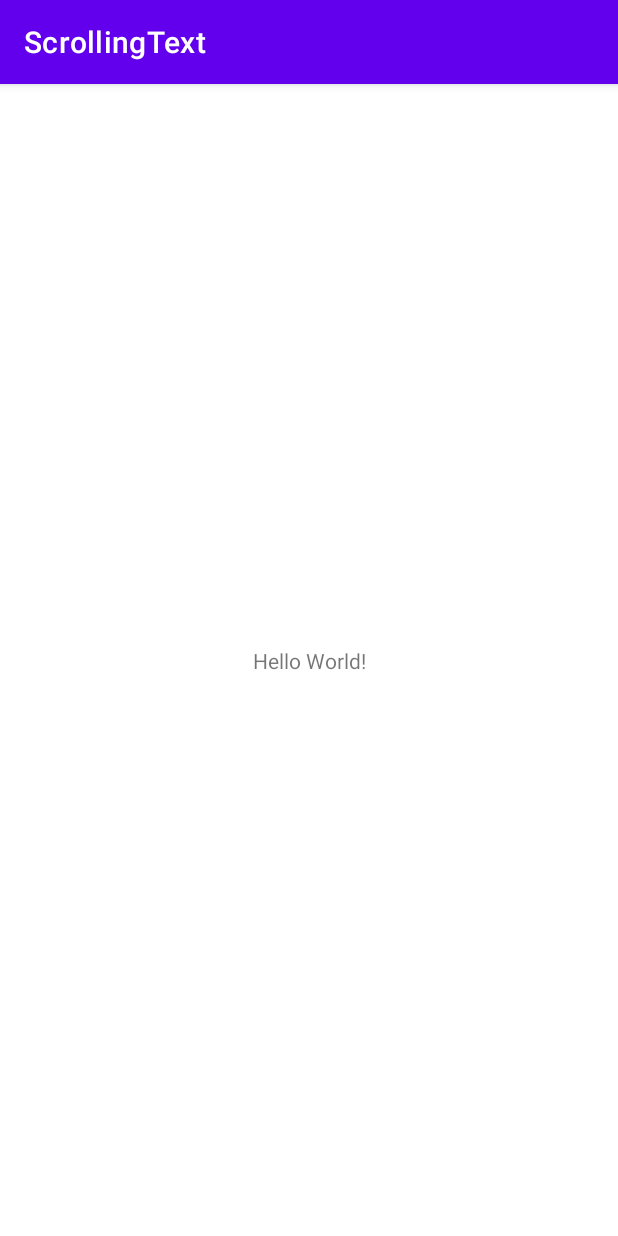
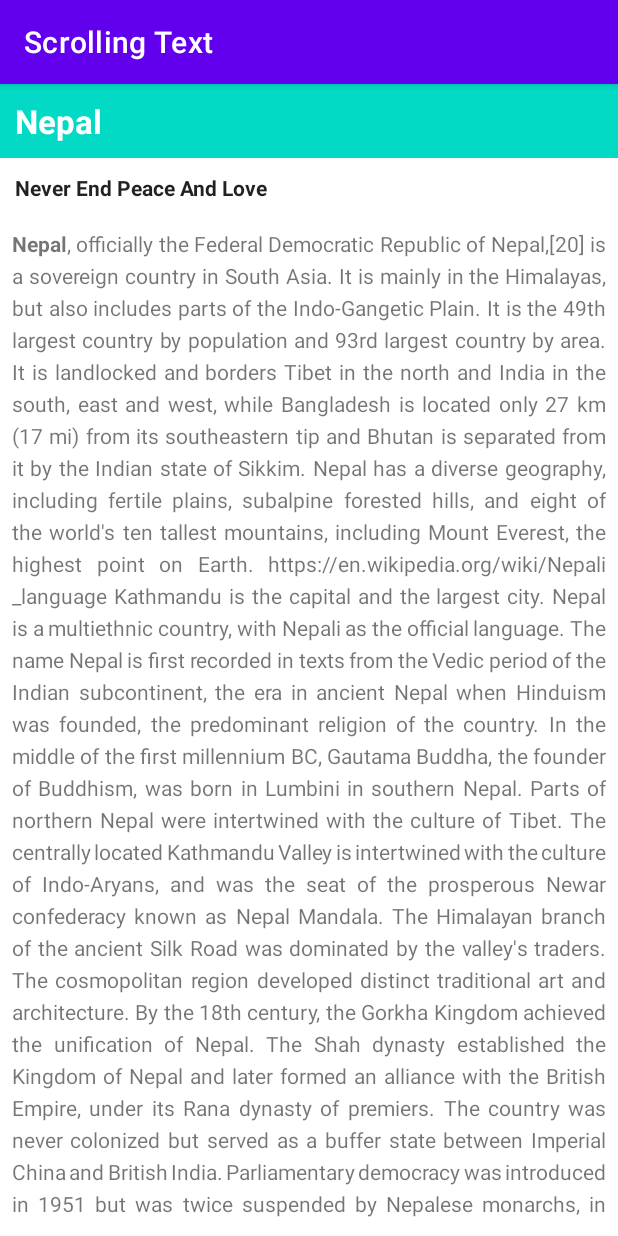
Before and after one commit to Bishwasghimire/ScrollingText, an Android app: the screen it shows after launch (MainActivity), on a phone screen of 412 x 824 dp. Run offline under Robolectric (Android 15) with nearby library versions, the phone set to English and light mode, and no system bars.

Commit message:
added textview elements

```diff
--- a/app/src/main/res/layout/activity_main.xml
+++ b/app/src/main/res/layout/activity_main.xml
@@ -1,18 +1,40 @@
 <?xml version="1.0" encoding="utf-8"?>
-<androidx.constraintlayout.widget.ConstraintLayout xmlns:android="http://schemas.android.com/apk/res/android"
-    xmlns:app="http://schemas.android.com/apk/res-auto"
+<RelativeLayout xmlns:android="http://schemas.android.com/apk/res/android"
     xmlns:tools="http://schemas.android.com/tools"
     android:layout_width="match_parent"
     android:layout_height="match_parent"
     tools:context=".MainActivity">
 
     <TextView
+        android:id="@+id/article_heading"
+        android:layout_width="match_parent"
+        android:layout_height="wrap_content"
+        android:background="@color/teal_200"
+        android:padding="@dimen/padding_regular"
+        android:text="@string/article_title"
+        android:textAppearance="@android:style/TextAppearance.DeviceDefault.Large"
+        android:textColor="@android:color/white"
+        android:textStyle="bold" />
+
+    <TextView
+        android:id="@+id/article_subheading"
+        android:layout_width="match_parent"
+        android:layout_height="wrap_content"
+        android:layout_below="@id/article_heading"
+        android:padding="@dimen/padding_regular"
+        android:textAppearance="@android:style/TextAppearance.DeviceDefault"
+        android:textStyle="bold"
+        android:text="@string/article_subtitle"
+        />
+
+    <TextView
+        android:id="@+id/article"
         android:layout_width="wrap_content"
         android:layout_height="wrap_content"
-        android:text="Hello World!"
-        app:layout_constraintBottom_toBottomOf="parent"
-        app:layout_constraintLeft_toLeftOf="parent"
-        app:layout_constraintRight_toRightOf="parent"
-        app:layout_constraintTop_toTopOf="parent" />
+        android:layout_margin="@dimen/margin_regular"
+        android:lineSpacingExtra="@dimen/line_spacing"
+        android:layout_below="@id/article_subheading"
+        android:justificationMode="inter_word"
+        android:text="@string/article_text"/>
 
-</androidx.constraintlayout.widget.ConstraintLayout>
+</RelativeLayout>
--- /dev/null
+++ b/app/src/main/res/values/dimens.xml
@@ -0,0 +1,6 @@
+<?xml version="1.0" encoding="utf-8"?>
+<resources>
+    <dimen name="padding_regular">10dp</dimen>
+    <dimen name="line_spacing">5sp</dimen>
+    <dimen name="margin_regular">8dp</dimen>
+</resources>
--- a/app/src/main/res/values/strings.xml
+++ b/app/src/main/res/values/strings.xml
@@ -1,3 +1,23 @@
-<resources>
-    <string name="app_name">ScrollingText</string>
-</resources>
+    <resources>
+        <string name="app_name">Scrolling Text</string>
+        <string name="article_title">Nepal</string>
+        <string name="article_subtitle">Never End Peace And Love</string>
+        <string name="article_text"><b>Nepal</b>,
+            officially the Federal Democratic Republic of Nepal,[20] is a sovereign country in South Asia. It is mainly in the Himalayas, but also includes parts of the Indo-Gangetic Plain.
+            It is the 49th largest country by population and 93rd largest country by area. It is landlocked and borders Tibet in the north and India in the south, east and west,
+            while Bangladesh is located only 27 km (17 mi) from its southeastern tip and Bhutan is separated from it by the Indian state of Sikkim. Nepal has a diverse geography,
+            including fertile plains, subalpine forested hills, and eight of the world\'s
+            ten tallest mountains, including Mount Everest, the highest point on Earth. https://en.wikipedia.org/wiki/Nepali_language Kathmandu is the capital and the largest city.
+            Nepal is a multiethnic country, with Nepali as the official language.
+The name "Nepal" is first recorded in texts from the Vedic period of the Indian subcontinent,
+            the era in ancient Nepal when Hinduism was founded, the predominant religion of the country.
+            In the middle of the first millennium BC, Gautama Buddha, the founder of Buddhism, was born in Lumbini in southern Nepal.
+            Parts of northern Nepal were intertwined with the culture of Tibet. The centrally located Kathmandu Valley is intertwined with the
+            culture of Indo-Aryans, and was the seat of the prosperous Newar confederacy known as Nepal Mandala.
+            The Himalayan branch of the ancient Silk Road was dominated by the valley\'s traders. The cosmopolitan region developed distinct traditional art and architecture.
+            By the 18th century, the Gorkha Kingdom achieved the unification of Nepal. The Shah dynasty established the Kingdom of Nepal
+            and later formed an alliance with the British Empire, under its Rana dynasty of premiers. The country was never colonized but
+            served as a buffer state between Imperial China and British India. Parliamentary democracy was introduced in 1951 but was twice suspended by Nepalese monarchs, in 1960 and 2005.
+            The Nepalese Civil War in the 1990s and early 2000s resulted in the establishment of a secular republic in 2008, ending the world\'s last Hindu monarchy.
+    </string>
+    </resources>
```
